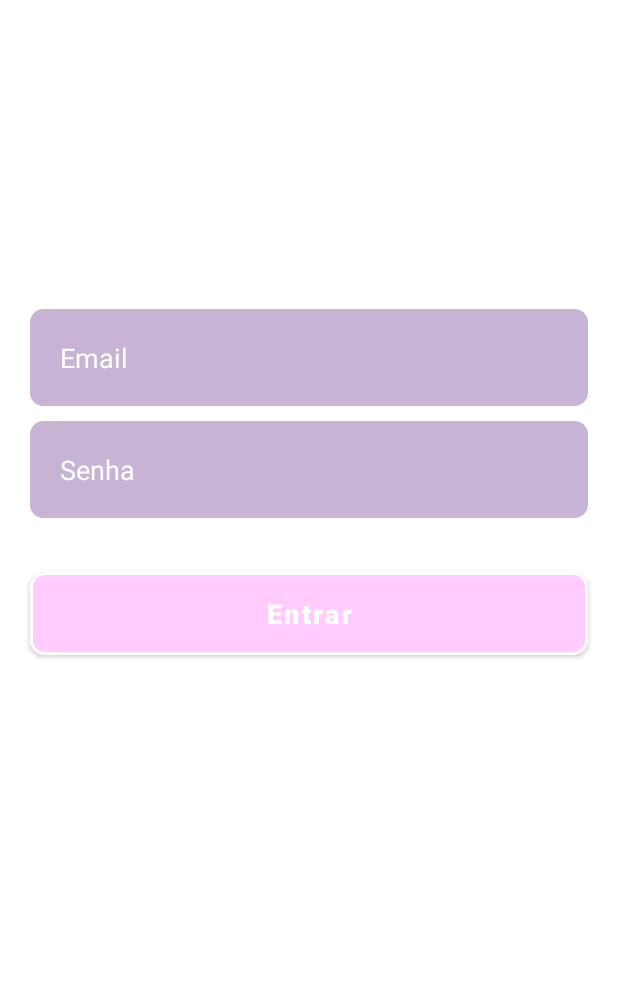
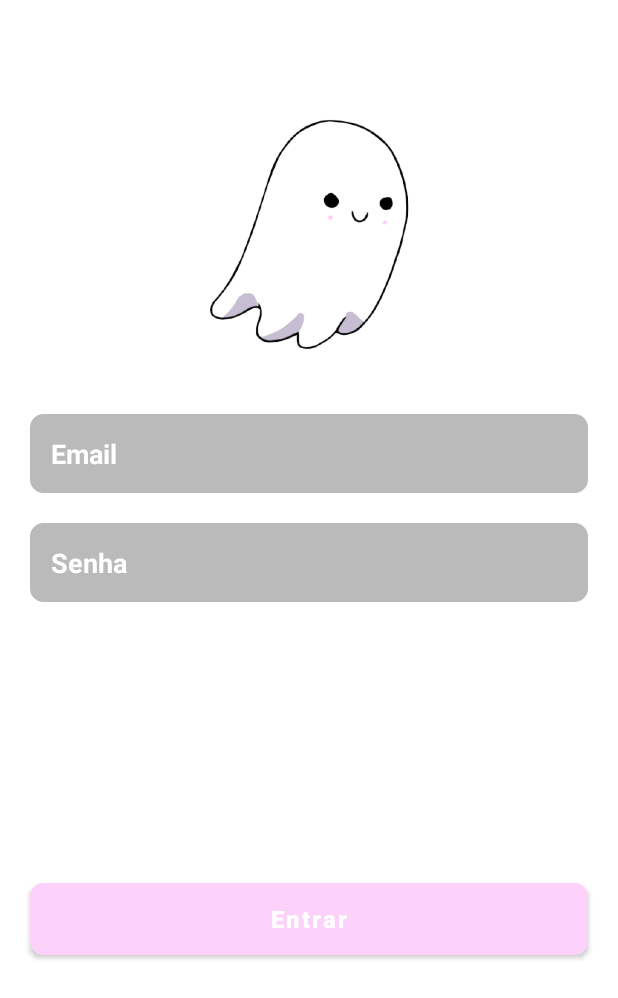
Before and after one commit to lpontes7/tcc-fantasminha, an Android app: the layout activity_login.xml on its own in the app's theme, with its tools: preview values and no code run, on a phone screen of 412 x 824 dp. Shown: the top 998 px of the screen. Run offline under Robolectric (Android 15) with nearby library versions, the light colour scheme and no system bars.

Commit message:
Algumas modificacoes no layout tela de login

```diff
--- a/app/app/build.gradle
+++ b/app/app/build.gradle
@@ -9,7 +9,7 @@ android {
 
     defaultConfig {
         applicationId "com.lpontes7.fantasminha"
-        minSdkVersion 16
+        minSdkVersion 24
         targetSdkVersion 30
         versionCode 1
         versionName "1.0"
@@ -42,7 +42,7 @@ dependencies {
     implementation 'androidx.appcompat:appcompat:1.3.0'
     implementation 'com.google.android.material:material:1.4.0'
     implementation 'androidx.constraintlayout:constraintlayout:2.0.4'
-    testImplementation 'junit:junit:4.+'
-    androidTestImplementation 'androidx.test.ext:junit:1.1.2'
+    testImplementation 'junit:junit:4.13.2'
+    androidTestImplementation 'androidx.test.ext:junit:1.1.3'
     androidTestImplementation 'androidx.test.espresso:espresso-core:3.4.0'
 }
--- a/app/app/src/main/java/com/lpontes7/fantasminha/views/login/LoginActivity.kt
+++ b/app/app/src/main/java/com/lpontes7/fantasminha/views/login/LoginActivity.kt
@@ -1,6 +1,8 @@
 package com.lpontes7.fantasminha.views.login
+
 import androidx.appcompat.app.AppCompatActivity
 import android.os.Bundle
+import android.widget.Toast
 
 
 import com.lpontes7.fantasminha.databinding.ActivityLoginBinding
@@ -21,19 +23,19 @@ class LoginActivity : AppCompatActivity() {
         }
     }
 
-    private fun validarCampos(){
+    private fun validarCampos() {
         val email = binding.editEmail.text.toString()
         val senha = binding.editSenha.text.toString()
 
-        if (email.isEmpty() || senha.isEmpty()){
-            if (email.isEmpty()) binding.editEmail.error = "Campo obrigatório"
-            if (senha.isEmpty()) binding.editSenha.error = "Campo obrigatório"
-        }else{
-           // autenticarUsuario()
+        if (email.isEmpty() || senha.isEmpty()) {
+            if (email.isEmpty()) Toast.makeText(this, "Preencha o email", Toast.LENGTH_SHORT).show()
+            if (senha.isEmpty()) Toast.makeText(this, "Preencha a senha", Toast.LENGTH_SHORT).show()
+        } else {
+            // autenticarUsuario()
         }
     }
 
-    private fun verificarUsuarioLogado(){
+    private fun verificarUsuarioLogado() {
     }
 
 }
--- /dev/null
+++ b/app/app/src/main/res/drawable-v24/fundo_cinza.xml
@@ -0,0 +1,20 @@
+<?xml version="1.0" encoding="utf-8"?>
+<selector xmlns:android="http://schemas.android.com/apk/res/android">
+    <item>
+        <shape
+            android:shape="rectangle">
+            <solid
+                android:color="@color/cinzaFundo"/> <!-- cor do sólido -->
+            <corners
+                android:radius="8dp"/> <!-- valor do arredondamento das bordas -->
+            <stroke
+                android:color="@color/cinzaFundo"
+                android:width="2dp"/> <!-- cor da borda e tamanho dela -->
+            <padding
+                android:bottom="8dp"
+                android:left="8dp"
+                android:right="8dp"
+                android:top="8dp"/>
+        </shape>
+    </item>
+</selector>
--- a/app/app/src/main/res/drawable-v24/edit_text_fundo_cinza.xml
+++ b/app/app/src/main/res/drawable-v24/fundo_rosa.xml
@@ -4,11 +4,11 @@
         <shape
             android:shape="rectangle">
             <solid
-                android:color="@color/cinzaFantasma"/> <!-- cor do sólido -->
+                android:color="@color/rosaFundo"/> <!-- cor do sólido -->
             <corners
                 android:radius="8dp"/> <!-- valor do arredondamento das bordas -->
             <stroke
-                android:color="@color/cinzaFantasma"
+                android:color="@color/rosaFundo"
                 android:width="2dp"/> <!-- cor da borda e tamanho dela -->
             <padding
                 android:bottom="8dp"
--- a/app/app/src/main/res/layout/activity_login.xml
+++ b/app/app/src/main/res/layout/activity_login.xml
@@ -1,5 +1,6 @@
 <?xml version="1.0" encoding="utf-8"?>
-<LinearLayout xmlns:android="http://schemas.android.com/apk/res/android"
+<androidx.constraintlayout.widget.ConstraintLayout
+    xmlns:android="http://schemas.android.com/apk/res/android"
     xmlns:app="http://schemas.android.com/apk/res-auto"
     xmlns:tools="http://schemas.android.com/tools"
     android:layout_width="match_parent"
@@ -9,61 +10,80 @@
     tools:context=".views.login.LoginActivity">
 
     <androidx.appcompat.widget.Toolbar
+        android:id="@+id/toolbar"
         android:layout_width="match_parent"
-        android:layout_height="wrap_content"/>
+        android:layout_height="wrap_content"
+        app:layout_constraintLeft_toLeftOf="parent"
+        app:layout_constraintRight_toRightOf="parent"
+        app:layout_constraintTop_toTopOf="parent" />
+
+    <ImageView
+        android:id="@+id/logo_netflix"
+        android:layout_width="wrap_content"
+        android:layout_height="200dp"
+        android:layout_centerHorizontal="true"
+        android:layout_centerVertical="true"
+        android:contentDescription="@string/logo_fantasminha"
+        android:src="@drawable/fantasminha_logo_sem_fundo"
+        app:layout_constraintEnd_toEndOf="parent"
+        app:layout_constraintStart_toStartOf="parent"
+        app:layout_constraintTop_toBottomOf="@id/toolbar" />
+
 
     <EditText
         android:id="@+id/edit_email"
         android:layout_width="match_parent"
         android:layout_height="wrap_content"
-        android:layout_marginTop="150dp"
-        android:background="@drawable/edit_text_fundo_cinza"
-        android:padding="20dp"
-        android:layout_marginStart="20dp"
-        android:layout_marginEnd="20dp"
+        android:layout_margin="20dp"
+        android:autofillHints="@string/email"
+        android:background="@drawable/fundo_cinza"
         android:hint="@string/email"
+        android:inputType="textEmailAddress"
+        android:maxLines="1"
+        android:padding="14dp"
+        android:textStyle="bold"
+        android:textColor="@color/white"
         android:textColorHint="@color/white"
-        android:maxLines="1"
-        android:inputType="textEmailAddress"
-        android:textColor="@color/white"
         android:textSize="18sp"
-        android:autofillHints="@string/email" />
+
+        app:layout_constraintEnd_toEndOf="parent"
+        app:layout_constraintStart_toStartOf="parent"
+        app:layout_constraintTop_toBottomOf="@+id/logo_netflix" />
 
     <EditText
         android:id="@+id/edit_senha"
         android:layout_width="match_parent"
         android:layout_height="wrap_content"
-        android:layout_marginTop="10dp"
-        android:background="@drawable/edit_text_fundo_cinza"
-        android:padding="20dp"
-        android:layout_marginStart="20dp"
-        android:layout_marginEnd="20dp"
+        android:autofillHints="@string/senha"
+        android:background="@drawable/fundo_cinza"
         android:hint="@string/senha"
+        android:inputType="textPassword"
+        android:maxLines="1"
+        android:padding="14dp"
+        android:textStyle="bold"
+        android:textColor="@color/white"
         android:textColorHint="@color/white"
-        android:maxLines="1"
-        android:inputType="numberPassword"
-        android:textColor="@color/white"
         android:textSize="18sp"
-        android:autofillHints="@string/senha" />
-
+        android:layout_margin="20dp"
+        app:layout_constraintTop_toBottomOf="@+id/edit_email" />
 
     <Button
         android:id="@+id/bt_entrar"
         android:layout_width="match_parent"
         android:layout_height="wrap_content"
         android:text="@string/entrar"
+        android:padding="0dp"
+        android:textColor="@color/white"
+        android:textSize="16sp"
+        android:textStyle="bold"
         android:textAllCaps="false"
-        android:textSize="18sp"
-        android:textStyle="bold"
-        android:backgroundTint="@color/rosaFantasma"
-        app:strokeColor="@color/white"
-        app:strokeWidth="2dp"
-        app:cornerRadius="10dp"
-        android:padding="15dp"
-        android:layout_marginStart="20dp"
-        android:layout_marginEnd="20dp"
-        android:layout_marginTop="30dp"
-        tools:targetApi="lollipop" />
+        android:layout_margin="20dp"
+        app:backgroundTint="@null"
+        android:background="@drawable/fundo_rosa"
+        app:layout_constraintBottom_toBottomOf="parent"
+        app:layout_constraintEnd_toEndOf="parent"
+        app:layout_constraintStart_toStartOf="parent"
+        app:layout_constraintTop_toBottomOf="@+id/edit_senha" />
 
 
-</LinearLayout>
+</androidx.constraintlayout.widget.ConstraintLayout>
--- a/app/app/src/main/res/values/colors.xml
+++ b/app/app/src/main/res/values/colors.xml
@@ -13,4 +13,7 @@
     <color name="rosaFantasma">#FFCCFD</color>
     <color name="cinzaFantasma">#C7B3D3</color>
 
+    <color name="cinzaFundo">#BABABA</color>
+    <color name="rosaFundo">#FCD1FA</color>
+
 </resources>
```
Also changed, not shown: 1 other file.
